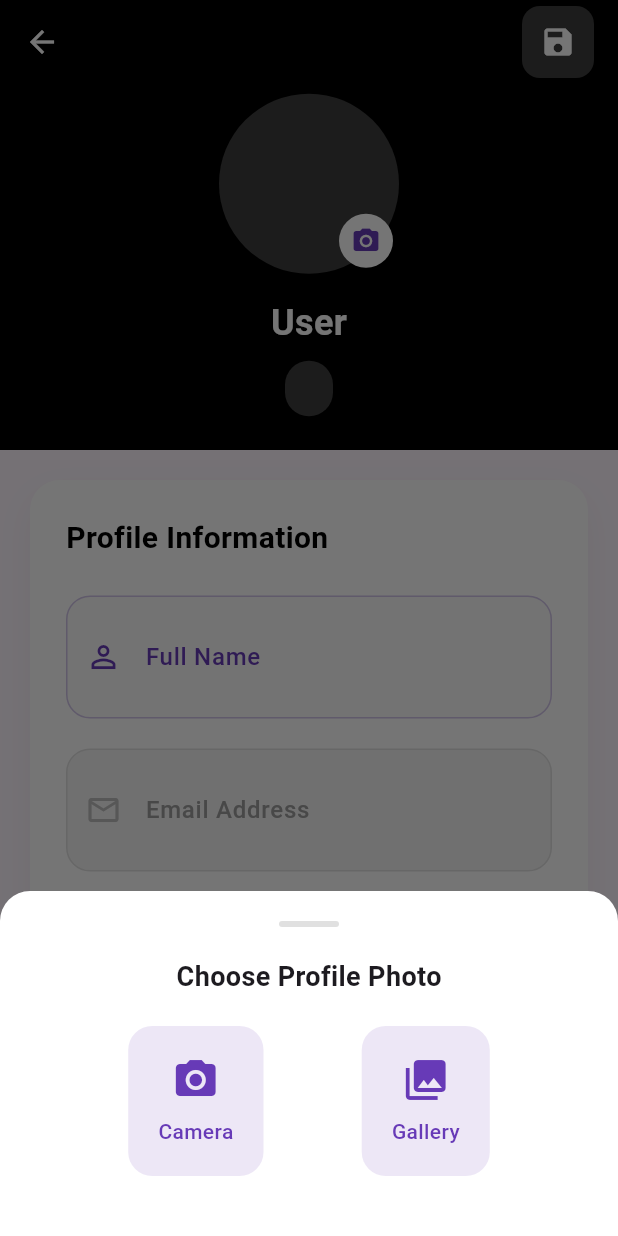
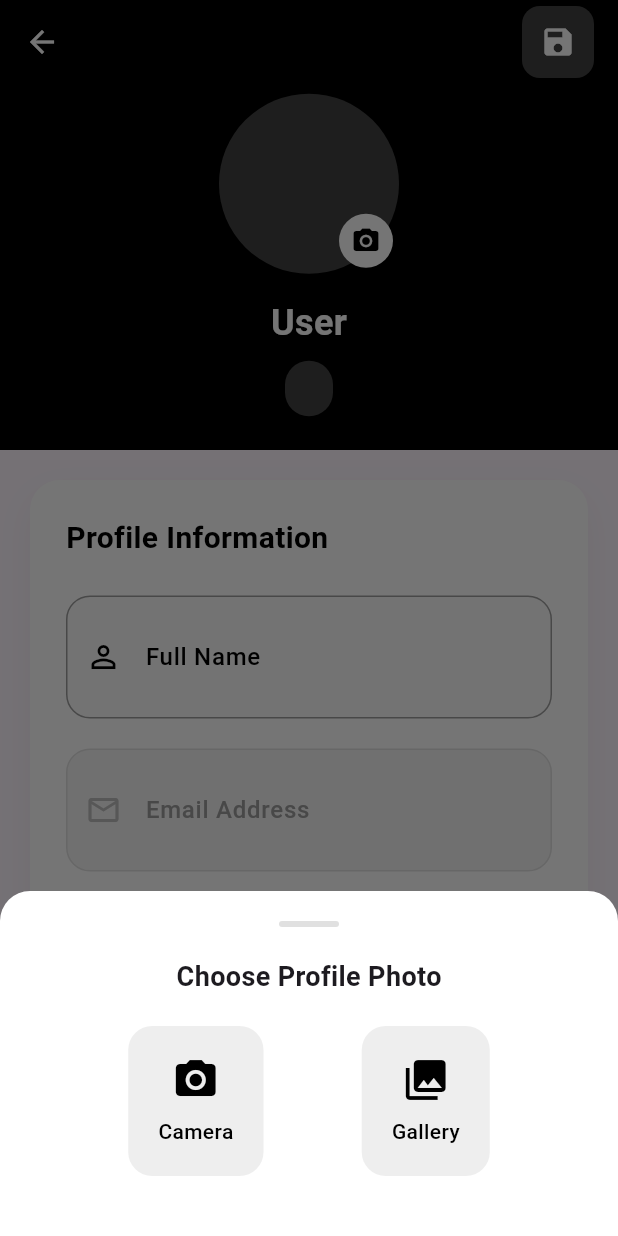
Before and after one commit to AHMED-SAFA/KChat, a Flutter app: the ProfilePage screen opened by its route, after a tap on the "edit" icon, after a tap on the "camera alt" icon, on a phone screen of 412 x 824 dp. Run offline on Flutter 3.47's test engine with Material 3 defaults, Android fonts, the phone set to English and light mode, and no system bars; our stand-ins replace cached_network_image, cloud_firestore, dash_chat_2, delightful_toast, file_picker, firebase_auth and 10 more; accounts and stored records are empty; network calls fail.

Commit message:
ui issue fixed

```diff
--- a/lib/pages/profile_page.dart
+++ b/lib/pages/profile_page.dart
@@ -105,7 +105,7 @@ class _ProfilePageState extends State<ProfilePage>
         'Password Required',
         'Enter your current password to save changes',
         Icons.lock_outline,
-        Colors.orange,
+        Colors.grey,
       );
       return;
     }
@@ -139,15 +139,6 @@ class _ProfilePageState extends State<ProfilePage>
       );
       await currentUser.reauthenticateWithCredential(credential);
 
-      // Update profile image if changed
-      // if (_newProfileImage != null) {
-      //   String newProfileImageUrl = await _mediaService.uploadImageToStorage(
-      //     _newProfileImage!,
-      //     currentUser.uid,
-      //   );
-      //   _profileImageUrl = newProfileImageUrl;
-      // }
-
       String? newImageUrl;
       if (_newProfileImage != null) {
         newImageUrl = await _mediaService.uploadImageToStorage(
@@ -155,31 +146,10 @@ class _ProfilePageState extends State<ProfilePage>
           currentUser.uid,
         );
 
-        // Immediately update the local state
         setState(() {
           _profileImageUrl = newImageUrl;
         });
       }
-
-      // Update profile image if changed
-      // if (_newProfileImage != null) {
-      //   try {
-      //     String newProfileImageUrl = await _mediaService.uploadImageToStorage(
-      //       _newProfileImage!,
-      //       currentUser.uid,
-      //     );
-      //     _profileImageUrl = newProfileImageUrl;
-      //   } catch (e) {
-      //     Navigator.of(context).pop();
-      //     _showToast(
-      //       'Upload Error',
-      //       'Failed to upload profile image: ${e.toString()}',
-      //       Icons.error,
-      //       Colors.red,
-      //     );
-      //     return;
-      //   }
-      // }
 
       // Update data in Firestore
       await _cloudService.storeUserData(
@@ -215,7 +185,7 @@ class _ProfilePageState extends State<ProfilePage>
         'Success!',
         'Your profile has been updated successfully',
         Icons.check_circle,
-        Colors.green,
+        Colors.white,
       );
     } catch (e) {
       Navigator.of(context).pop(); // Close loading dialog
@@ -223,7 +193,7 @@ class _ProfilePageState extends State<ProfilePage>
         'Error',
         'Failed to update profile. Please try again.',
         Icons.error,
-        Colors.red,
+        Colors.white,
       );
     }
   }
@@ -324,7 +294,7 @@ class _ProfilePageState extends State<ProfilePage>
                     vertical: 8,
                   ),
                   decoration: BoxDecoration(
-                    color: Colors.white24,
+                    color: Colors.grey[800],
                     borderRadius: BorderRadius.circular(20),
                   ),
                   child: Text(
@@ -345,7 +315,7 @@ class _ProfilePageState extends State<ProfilePage>
         Container(
           margin: const EdgeInsets.only(right: 16),
           decoration: BoxDecoration(
-            color: Colors.white24,
+            color: Colors.grey[800],
             borderRadius: BorderRadius.circular(12),
           ),
           child: IconButton(
@@ -385,7 +355,7 @@ class _ProfilePageState extends State<ProfilePage>
             ),
             child: CircleAvatar(
               radius: 60,
-              backgroundColor: Colors.white24,
+              backgroundColor: Colors.grey[800],
               backgroundImage: _newProfileImage != null
                   ? FileImage(_newProfileImage!)
                   : (_profileImageUrl != null
@@ -409,7 +379,7 @@ class _ProfilePageState extends State<ProfilePage>
                 ),
                 child: const Icon(
                   Icons.camera_alt,
-                  color: Colors.deepPurple,
+                  color: Colors.black,
                   size: 20,
                 ),
               ),
@@ -489,9 +459,7 @@ class _ProfilePageState extends State<ProfilePage>
       decoration: BoxDecoration(
         color: enabled ? Colors.grey.shade50 : Colors.grey.shade100,
         borderRadius: BorderRadius.circular(16),
-        border: Border.all(
-          color: enabled ? Colors.deepPurple.shade100 : Colors.grey.shade300,
-        ),
+        border: Border.all(color: enabled ? Colors.grey : Colors.grey.shade300),
       ),
       child: TextField(
         controller: controller,
@@ -503,12 +471,12 @@ class _ProfilePageState extends State<ProfilePage>
         decoration: InputDecoration(
           labelText: label,
           labelStyle: TextStyle(
-            color: enabled ? Colors.deepPurple : Colors.grey.shade500,
+            color: enabled ? Colors.black : Colors.grey.shade500,
             fontWeight: FontWeight.w500,
           ),
           prefixIcon: Icon(
             icon,
-            color: enabled ? Colors.deepPurple : Colors.grey.shade400,
+            color: enabled ? Colors.black : Colors.grey.shade400,
           ),
           border: InputBorder.none,
           contentPadding: const EdgeInsets.all(20),
@@ -522,7 +490,7 @@ class _ProfilePageState extends State<ProfilePage>
       decoration: BoxDecoration(
         color: Colors.grey.shade50,
         borderRadius: BorderRadius.circular(16),
-        border: Border.all(color: Colors.deepPurple.shade100),
+        border: Border.all(color: Colors.grey),
       ),
       child: TextField(
         controller: _passwordController,
@@ -531,14 +499,14 @@ class _ProfilePageState extends State<ProfilePage>
         decoration: InputDecoration(
           labelText: 'Current Password (Required)',
           labelStyle: const TextStyle(
-            color: Colors.deepPurple,
+            color: Colors.black,
             fontWeight: FontWeight.w500,
           ),
-          prefixIcon: const Icon(Icons.lock_outline, color: Colors.deepPurple),
+          prefixIcon: const Icon(Icons.lock_outline, color: Colors.black),
           suffixIcon: IconButton(
             icon: Icon(
               _showPassword ? Icons.visibility_off : Icons.visibility,
-              color: Colors.deepPurple,
+              color: Colors.black,
             ),
             onPressed: () {
               setState(() {
@@ -565,12 +533,12 @@ class _ProfilePageState extends State<ProfilePage>
             _cancelEdit,
           ),
         ),
-        const SizedBox(width: 16),
+        const SizedBox(width: 10),
         Expanded(
           child: _buildElegantButton(
-            'Save Changes',
+            'Save',
             Icons.check,
-            Colors.deepPurple,
+            Colors.black,
             Colors.white,
             _updateUserData,
           ),
@@ -701,18 +669,18 @@ class _ProfilePageState extends State<ProfilePage>
       child: Container(
         padding: const EdgeInsets.all(20),
         decoration: BoxDecoration(
-          color: Colors.deepPurple.shade50,
+          color: Colors.grey.shade200,
           borderRadius: BorderRadius.circular(16),
         ),
         child: Column(
           children: [
-            Icon(icon, size: 32, color: Colors.deepPurple),
+            Icon(icon, size: 32, color: Colors.black),
             const SizedBox(height: 8),
             Text(
               title,
               style: const TextStyle(
                 fontWeight: FontWeight.w500,
-                color: Colors.deepPurple,
+                color: Colors.black,
               ),
             ),
           ],
```
Also changed, not shown: lib/pages/ai_chat_page.dart (+0 -7 lines), lib/pages/home_page.dart (+19 -14 lines).
